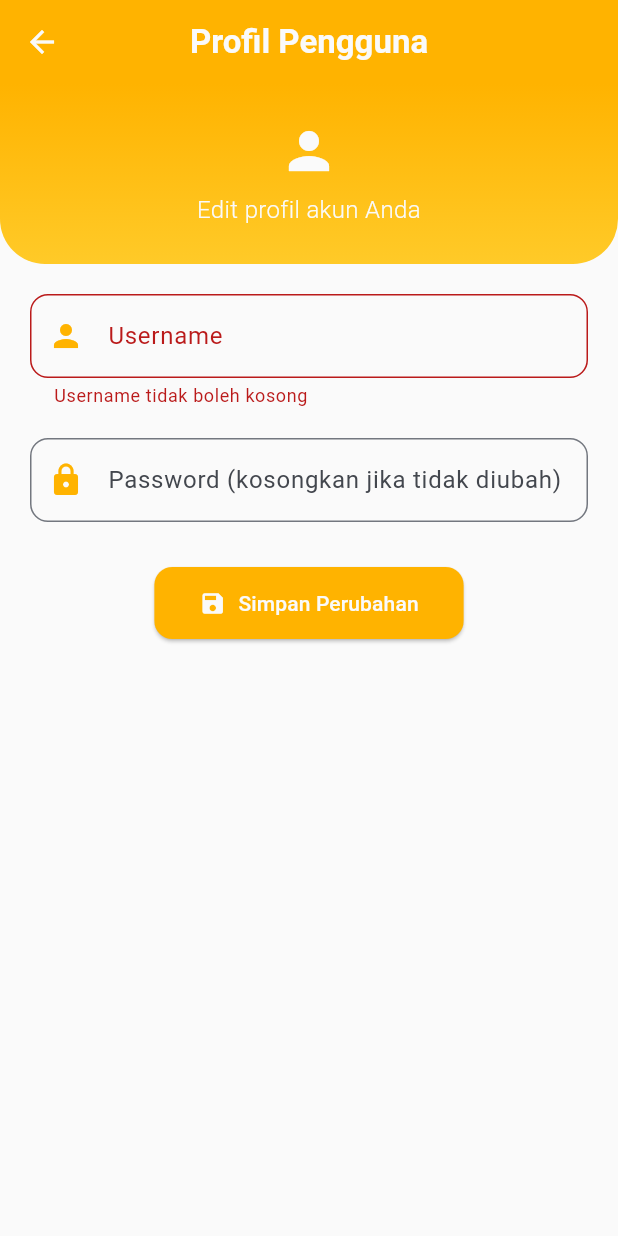
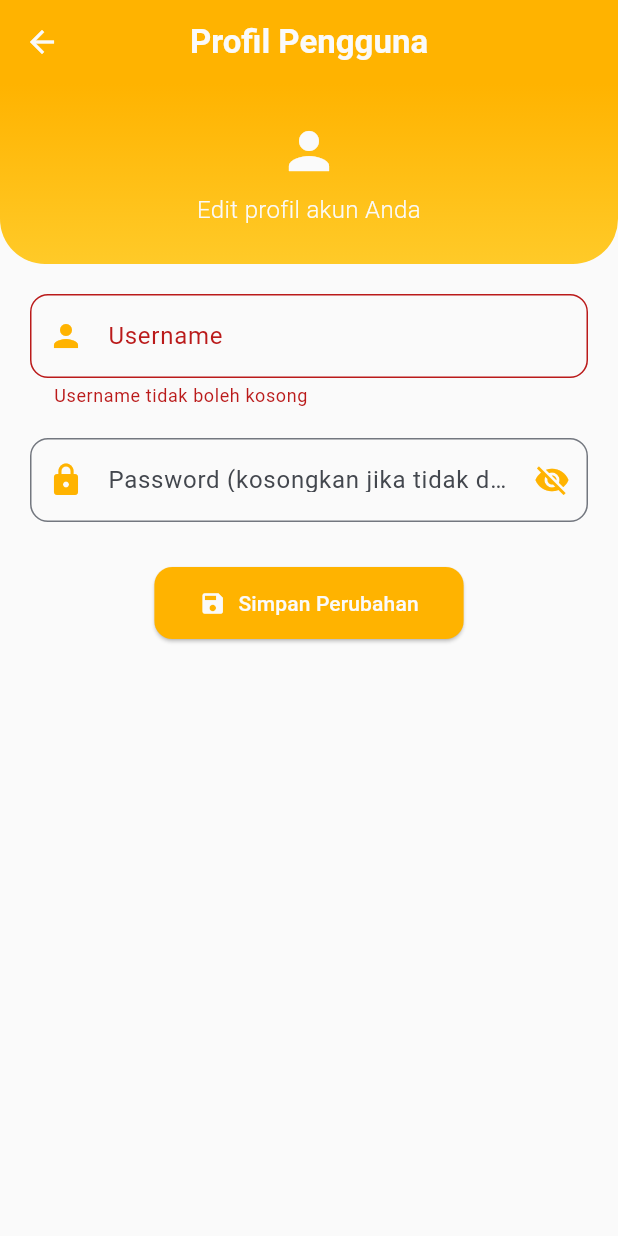
Before and after one commit to panjiarif/aplikasi_farmasi, a Flutter app: the UserProfileScreen screen opened directly, after a tap on "Simpan Perubahan", on a phone screen of 412 x 824 dp. Run offline on Flutter 3.47's test engine with Material 3 defaults, Android fonts, the phone set to English and light mode, and no system bars; our stand-ins replace shared_preferences, sqflite; accounts and stored records are empty.

Commit message:
user edit fix

```diff
--- a/lib/screens/user_pofile_screen.dart
+++ b/lib/screens/user_pofile_screen.dart
@@ -13,6 +13,7 @@ class _UserProfileScreenState extends State<UserProfileScreen> {
   late TextEditingController _usernameController;
   late TextEditingController _passwordHashController;
   bool _isLoading = true;
+  bool _obscurePassword = true;
 
   @override
   void initState() {
@@ -152,22 +153,47 @@ class _UserProfileScreenState extends State<UserProfileScreen> {
                             borderRadius: BorderRadius.circular(12),
                           ),
                         ),
-                      validator: (value) => value == null || value.isEmpty
-                          ? 'Username tidak boleh kosong'
-                          : null,
-                    ),
+                        validator: (value) {
+                          if (value == null || value.trim().isEmpty) {
+                            return "Username tidak boleh kosong";
+                          } else if (value.trim().length < 4) {
+                            return "Username minimal 4 karakter";
+                          }
+                          return null;
+                        }),
                     SizedBox(height: 20),
                     TextFormField(
                       controller: _passwordHashController,
                       decoration: InputDecoration(
-                        labelText:
-                            'Password (kosongkan jika tidak diubah)',
+                        labelText: 'Password (kosongkan jika tidak diubah)',
                         prefixIcon: Icon(Icons.lock, color: Colors.amber[600]),
+                        suffixIcon: IconButton(
+                          icon: Icon(
+                            _obscurePassword
+                                ? Icons.visibility_off
+                                : Icons.visibility,
+                            color: Colors.amber[600],
+                          ),
+                          onPressed: () {
+                            setState(() {
+                              _obscurePassword = !_obscurePassword;
+                            });
+                          },
+                        ),
                         border: OutlineInputBorder(
                           borderRadius: BorderRadius.circular(12),
                         ),
                       ),
-                      obscureText: true,
+
+                      obscureText: _obscurePassword,
+                      validator: (value) {
+                        if (value == null || value.trim().isEmpty) {
+                          return null;
+                        } else if (value.trim().length < 6) {
+                          return "Password minimal 6 karakter";
+                        }
+                        return null;
+                      },
                       // Tidak ada validator agar boleh kosong
                     ),
                     SizedBox(height: 30),
```
Lines whose indentation alone changed are shown as unchanged.
